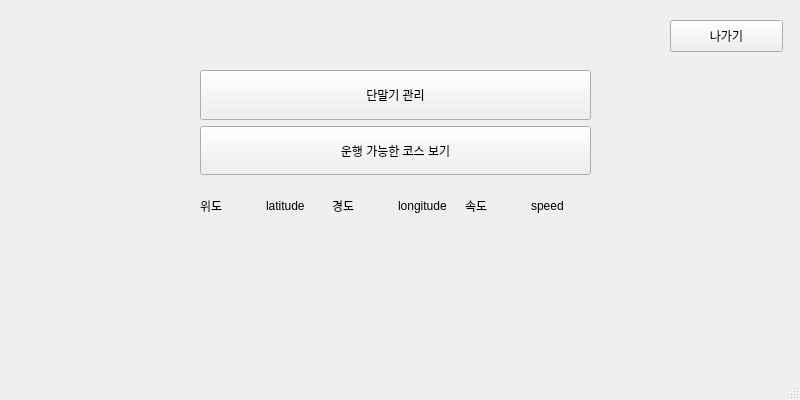
Old version of the form device/untitled.ui in the repository yumm08/LittleRiders.
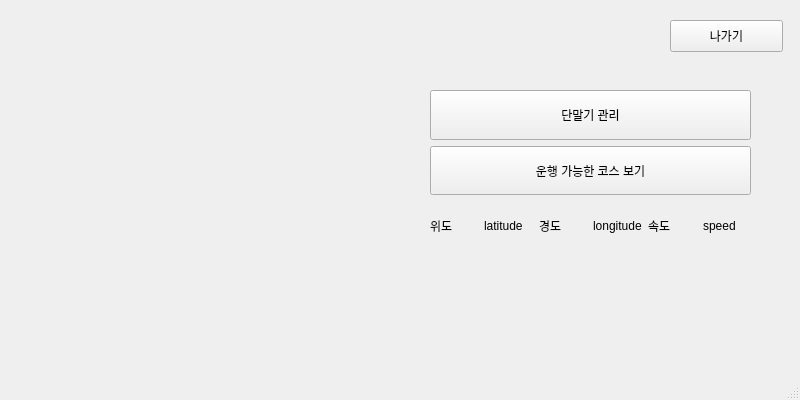
New version of the form.

Commit message:
Feat: [DEVICE] 랜딩 페이지 UI 에 웹뷰 추가
S10P31A405-255

What changed in the file:
```diff
--- a/device/untitled.ui
+++ b/device/untitled.ui
@@ -17,9 +17,9 @@
    <widget class="QWidget" name="verticalLayoutWidget">
     <property name="geometry">
      <rect>
-      <x>200</x>
-      <y>70</y>
-      <width>391</width>
+      <x>430</x>
+      <y>90</y>
+      <width>321</width>
       <height>161</height>
      </rect>
     </property>
@@ -111,6 +111,17 @@
      <string>나가기</string>
     </property>
    </widget>
+   <widget class="QWidget" name="verticalLayoutWidget_2">
+    <property name="geometry">
+     <rect>
+      <x>30</x>
+      <y>40</y>
+      <width>381</width>
+      <height>281</height>
+     </rect>
+    </property>
+    <layout class="QVBoxLayout" name="mapLayout"/>
+   </widget>
   </widget>
   <widget class="QMenuBar" name="menubar">
    <property name="geometry">
```
Left out of the diff: 2 changed lines with no effect on the pictures.
